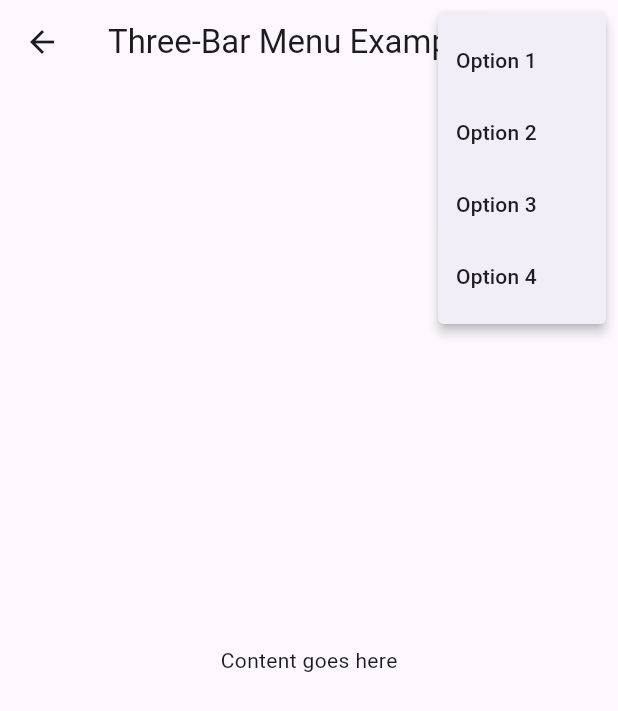
After one commit to Ramasheesh/Flutter, a Flutter app: the MenuBar screen opened directly, after a tap on the "menu" icon, on a phone screen of 412 x 824 dp. The commit adds this screen. Shown: the top 711 px of the screen. Run offline on Flutter 3.47's test engine with Material 3 defaults, Android fonts, the phone set to English and light mode, and no system bars.

Commit message:
menu bar added

```diff
--- /dev/null
+++ b/Module_02/demo_app/lib/menuBar.dart
@@ -0,0 +1,44 @@
+import 'package:flutter/material.dart';
+
+class MenuBar extends StatelessWidget {
+  @override
+  Widget build(BuildContext context) {
+    return Scaffold(
+      appBar: AppBar(
+        title: Text('Three-Bar Menu Example'),
+        actions: [
+          PopupMenuButton<String>(
+            icon: Icon(Icons.menu),
+            onSelected: (String value) {
+              // Handle the selected menu action here
+              print('Selected: $value');
+            },
+            itemBuilder: (BuildContext context) {
+              return [
+                PopupMenuItem<String>(
+                  value: 'Option 1',
+                  child: Text('Option 1'),
+                ),
+                PopupMenuItem<String>(
+                  value: 'Option 2',
+                  child: Text('Option 2'),
+                ),
+                PopupMenuItem<String>(
+                  value: 'Option 3',
+                  child: Text('Option 3'),
+                ),
+                PopupMenuItem<String>(
+                  value: 'Option 4',
+                  child: Text('Option 4'),
+                ),
+              ];
+            },
+          ),
+        ],
+      ),
+      body: Center(
+        child: Text('Content goes here'),
+      ),
+    );
+  }
+}
```
Also changed, not shown: Module_02/demo_app/lib/main.dart (+63 -3 lines).
